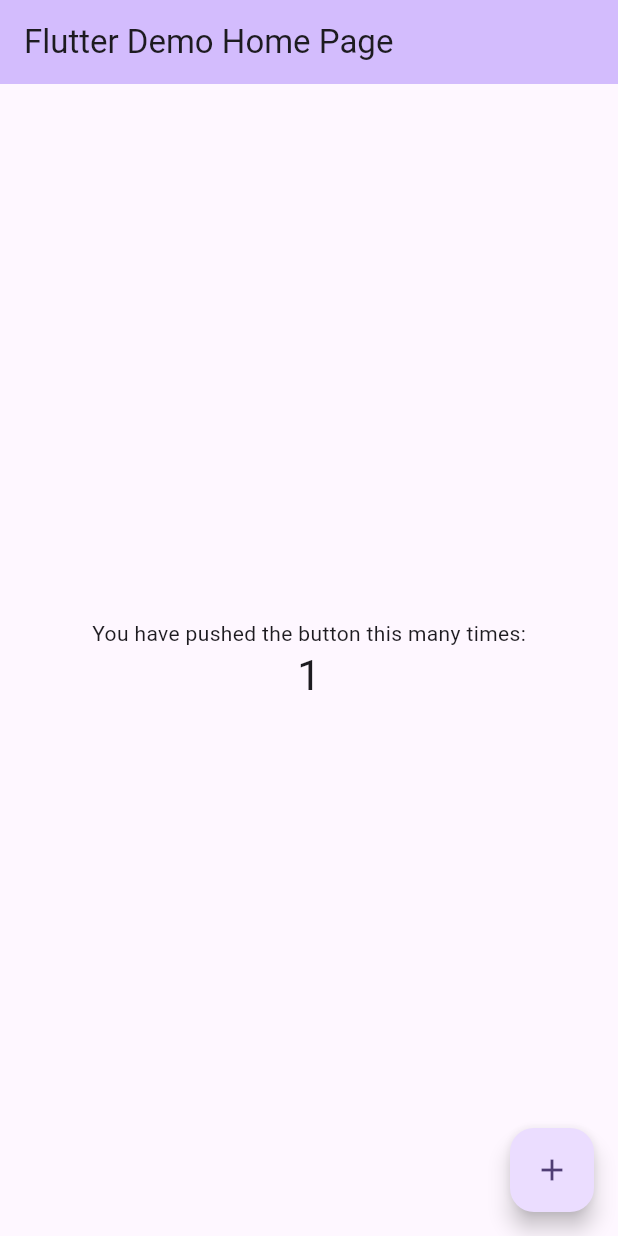
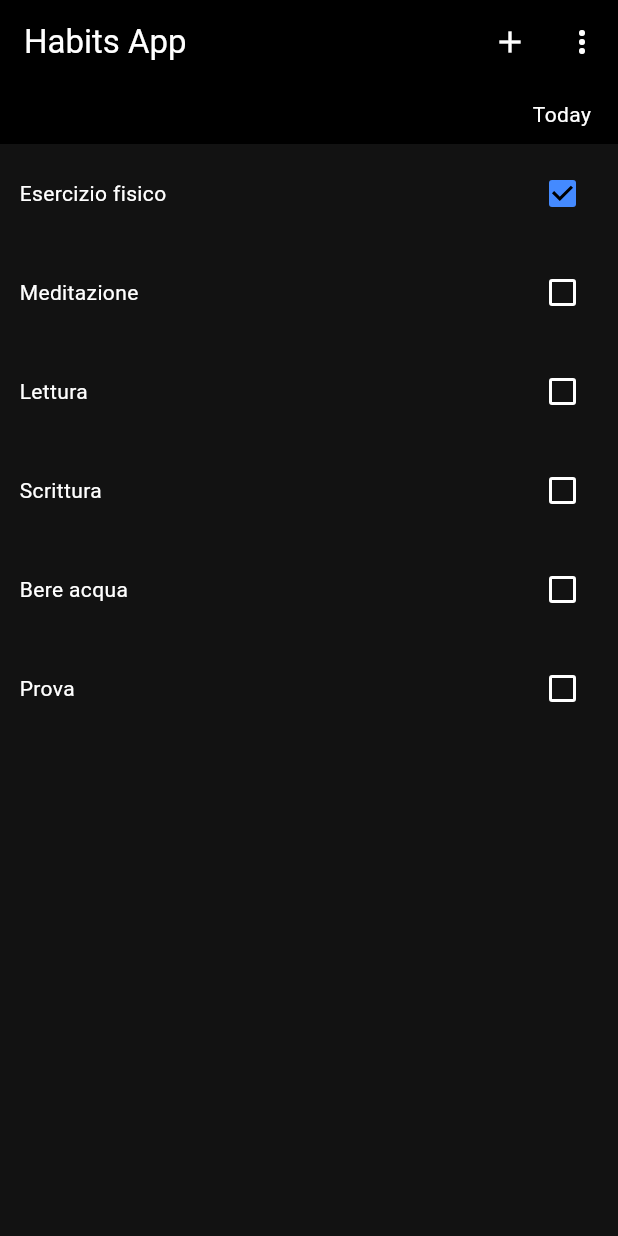
Before and after one commit to Zack9961/habitsapp, a Flutter app: the screen it shows after launch, after a tap on the "add" icon, on a phone screen of 412 x 824 dp. Run offline on Flutter 3.47's test engine with Material 3 defaults, Android fonts, the phone set to English and light mode, and no system bars; our stand-ins replace flutter_riverpod.

Commit message:
Schermata principale funzionante

```diff
--- a/lib/main.dart
+++ b/lib/main.dart
@@ -1,125 +1,125 @@
+import 'dart:math';
+
 import 'package:flutter/material.dart';
+import 'package:flutter_riverpod/flutter_riverpod.dart';
+import 'package:habitsapp/models/habit.dart';
+import 'package:habitsapp/models/habitsList.dart';
+import 'package:habitsapp/widgets/habitsListWidget.dart';
+
+final habitsProvider =
+    StateNotifierProvider<HabitsList, List<Habit>>((ref) => HabitsList([
+          Habit(
+              id: 1,
+              name: 'Esercizio fisico',
+              description: 'Fai esercizio per almeno 30 minuti al giorno.',
+              completionDates: [DateTime.now()]),
+          Habit(
+              id: 2,
+              name: 'Meditazione',
+              description: 'Meditare per 10 minuti ogni giorno.'),
+          Habit(
+              id: 3,
+              name: 'Lettura',
+              description: 'Leggi almeno 20 pagine di un libro al giorno.'),
+          Habit(
+              id: 4,
+              name: 'Scrittura',
+              description: 'Scrivi un diario ogni sera.'),
+          Habit(
+              id: 5,
+              name: 'Bere acqua',
+              description: 'Bevi almeno 2 litri di acqua al giorno.'),
+        ]));
+
+// Provider ausiliario che espone l'oggetto Habit "corrente" (selezionato/aperto)
+final currentHabitProvider =
+    Provider<Habit>((ref) => throw UnimplementedError());
 
 void main() {
-  runApp(const MyApp());
+  runApp(const ProviderScope(child: MyApp()));
 }
 
 class MyApp extends StatelessWidget {
   const MyApp({super.key});
 
-  // This widget is the root of your application.
   @override
   Widget build(BuildContext context) {
     return MaterialApp(
-      title: 'Flutter Demo',
+      title: 'Habits App',
       theme: ThemeData(
-        // This is the theme of your application.
-        //
-        // TRY THIS: Try running your application with "flutter run". You'll see
-        // the application has a purple toolbar. Then, without quitting the app,
-        // try changing the seedColor in the colorScheme below to Colors.green
-        // and then invoke "hot reload" (save your changes or press the "hot
-        // reload" button in a Flutter-supported IDE, or press "r" if you used
-        // the command line to start the app).
-        //
-        // Notice that the counter didn't reset back to zero; the application
-        // state is not lost during the reload. To reset the state, use hot
-        // restart instead.
-        //
-        // This works for code too, not just values: Most code changes can be
-        // tested with just a hot reload.
-        colorScheme: ColorScheme.fromSeed(seedColor: Colors.deepPurple),
-        useMaterial3: true,
-      ),
-      home: const MyHomePage(title: 'Flutter Demo Home Page'),
+          colorScheme: ColorScheme.fromSeed(seedColor: Colors.blueAccent),
+          useMaterial3: true,
+          brightness: Brightness.light),
+      darkTheme: ThemeData(
+          colorScheme: const ColorScheme.dark(primary: Colors.blueAccent),
+          useMaterial3: true,
+          brightness: Brightness.dark),
+      themeMode: ThemeMode.dark,
+      home: const MyHomePage(title: 'Habits App'),
     );
   }
 }
 
-class MyHomePage extends StatefulWidget {
+class MyHomePage extends ConsumerWidget {
   const MyHomePage({super.key, required this.title});
-
-  // This widget is the home page of your application. It is stateful, meaning
-  // that it has a State object (defined below) that contains fields that affect
-  // how it looks.
-
-  // This class is the configuration for the state. It holds the values (in this
-  // case the title) provided by the parent (in this case the App widget) and
-  // used by the build method of the State. Fields in a Widget subclass are
-  // always marked "final".
 
   final String title;
 
   @override
-  State<MyHomePage> createState() => _MyHomePageState();
-}
-
-class _MyHomePageState extends State<MyHomePage> {
-  int _counter = 0;
-
-  void _incrementCounter() {
-    setState(() {
-      // This call to setState tells the Flutter framework that something has
-      // changed in this State, which causes it to rerun the build method below
-      // so that the display can reflect the updated values. If we changed
-      // _counter without calling setState(), then the build method would not be
-      // called again, and so nothing would appear to happen.
-      _counter++;
-    });
-  }
-
-  @override
-  Widget build(BuildContext context) {
-    // This method is rerun every time setState is called, for instance as done
-    // by the _incrementCounter method above.
-    //
-    // The Flutter framework has been optimized to make rerunning build methods
-    // fast, so that you can just rebuild anything that needs updating rather
-    // than having to individually change instances of widgets.
+  Widget build(BuildContext context, WidgetRef ref) {
     return Scaffold(
       appBar: AppBar(
-        // TRY THIS: Try changing the color here to a specific color (to
-        // Colors.amber, perhaps?) and trigger a hot reload to see the AppBar
-        // change color while the other colors stay the same.
         backgroundColor: Theme.of(context).colorScheme.inversePrimary,
-        // Here we take the value from the MyHomePage object that was created by
-        // the App.build method, and use it to set our appbar title.
-        title: Text(widget.title),
-      ),
-      body: Center(
-        // Center is a layout widget. It takes a single child and positions it
-        // in the middle of the parent.
-        child: Column(
-          // Column is also a layout widget. It takes a list of children and
-          // arranges them vertically. By default, it sizes itself to fit its
-          // children horizontally, and tries to be as tall as its parent.
-          //
-          // Column has various properties to control how it sizes itself and
-          // how it positions its children. Here we use mainAxisAlignment to
-          // center the children vertically; the main axis here is the vertical
-          // axis because Columns are vertical (the cross axis would be
-          // horizontal).
-          //
-          // TRY THIS: Invoke "debug painting" (choose the "Toggle Debug Paint"
-          // action in the IDE, or press "p" in the console), to see the
-          // wireframe for each widget.
-          mainAxisAlignment: MainAxisAlignment.center,
-          children: <Widget>[
-            const Text(
-              'You have pushed the button this many times:',
+        title: Text(title),
+        actions: [
+          IconButton(
+            icon: const Icon(Icons.add),
+            tooltip: 'Aggiungi Abitudine',
+            onPressed: () {
+              ref.watch(habitsProvider.notifier).addHabit(Habit(
+                  id: Random().nextInt(1000),
+                  name: "Prova",
+                  description: "Prova"));
+            },
+          ),
+          IconButton(
+            icon: const Icon(Icons.more_vert),
+            tooltip: 'Impostazioni',
+            onPressed: () {
+              // Logica per l'icona dei 3 puntini verticali
+            },
+          ),
+        ],
+        bottom: PreferredSize(
+          preferredSize: const Size.fromHeight(40),
+          child: Container(
+            height: 40,
+            padding: const EdgeInsets.only(right: 18),
+            child: const Row(
+              mainAxisAlignment: MainAxisAlignment.end,
+              crossAxisAlignment: CrossAxisAlignment.center,
+              children: [
+                Text('Today'),
+              ],
             ),
-            Text(
-              '$_counter',
-              style: Theme.of(context).textTheme.headlineMedium,
-            ),
-          ],
+          ),
         ),
       ),
-      floatingActionButton: FloatingActionButton(
-        onPressed: _incrementCounter,
-        tooltip: 'Increment',
-        child: const Icon(Icons.add),
-      ), // This trailing comma makes auto-formatting nicer for build methods.
+      body: const HabitsListWidget(),
     );
   }
 }
+
+
+/* Da canc
+floatingActionButton: FloatingActionButton(
+        tooltip: 'Aggiungi Abitudine',
+        onPressed: () {
+          // Logica per aggiungere una nuova abitudine
+
+          ref.watch(habitsProvider.notifier).addHabit(Habit(
+              id: Random().nextInt(1000), name: "Prova", description: "Prova"));
+        },
+        child: const Icon(Icons.add),
+      ),
+*/
--- /dev/null
+++ b/lib/models/habit.dart
@@ -0,0 +1,26 @@
+class Habit {
+  final int id; // Identificatore unico per l'abitudine
+  final String name; // Nome dell'abitudine
+  final String description; // Descrizione dell'abitudine
+  //final bool isCompleted; // Stato di completamento dell'abitudine
+  final List<DateTime>
+      completionDates; // Date in cui l'abitudine è stata completata
+
+  Habit({
+    required this.id,
+    required this.name,
+    required this.description,
+    //this.isCompleted = false,
+    List<DateTime>? completionDates,
+  }) : completionDates = completionDates ?? [];
+}
+
+/*
+Habit({
+    required this.id,
+    required this.name,
+    required this.description,
+    //this.isCompleted = false,
+    List<DateTime>? completionDates,
+  }) : completionDates = completionDates ?? [];
+  */
--- /dev/null
+++ b/lib/models/habitsList.dart
@@ -0,0 +1,15 @@
+import 'package:flutter_riverpod/flutter_riverpod.dart';
+import 'package:habitsapp/models/habit.dart';
+
+class HabitsList extends StateNotifier<List<Habit>>{
+  HabitsList(super.state);
+
+  void addHabit(Habit newHabit){
+    final List<Habit> newHabits = [];
+    newHabits.addAll(state);
+    newHabits.add(newHabit);
+
+    state = newHabits;
+
+  }
+}
--- /dev/null
+++ b/lib/screens/habitItemPage.dart
@@ -0,0 +1,46 @@
+import 'package:flutter/material.dart';
+import 'package:flutter/src/widgets/framework.dart';
+import 'package:flutter_riverpod/flutter_riverpod.dart';
+import 'package:habitsapp/main.dart';
+
+class HabitItemPage extends ConsumerWidget {
+  const HabitItemPage({super.key});
+
+  @override
+  Widget build(BuildContext context, WidgetRef ref) {
+    final habit = ref.watch(currentHabitProvider);
+
+    return Scaffold(
+        appBar: AppBar(title: const Text("Habit")),
+        body: Padding(
+            padding: const EdgeInsets.all(16),
+            child: Column(
+              mainAxisAlignment: MainAxisAlignment.start,
+              crossAxisAlignment: CrossAxisAlignment.stretch,
+              children: [
+                Text(habit.name,
+                    style: Theme.of(context).textTheme.displaySmall),
+                if (habit.description != null)
+                  Text(habit.description!,
+                      style: Theme.of(context).textTheme.bodyLarge),
+                Row(
+                  children: [
+                    const Text("Today: "),
+                    Checkbox(
+                        value: habit.completionDates.any((date) =>
+                            date.year == DateTime.now().year &&
+                            date.month == DateTime.now().month &&
+                            date.day == DateTime.now().day),
+                        onChanged: (checked) {
+                          if (checked != null) {
+                            // Questo non funziona come vorremmo (!)
+                            ref.read(habitsProvider.notifier);
+                            //.setTodoDone(habit.id, checked);
+                          }
+                        }),
+                  ],
+                )
+              ],
+            )));
+  }
+}
--- /dev/null
+++ b/lib/widgets/habitsListWidget.dart
@@ -0,0 +1,56 @@
+import 'package:flutter/material.dart';
+import 'package:flutter/src/widgets/framework.dart';
+import 'package:flutter_riverpod/flutter_riverpod.dart';
+import 'package:habitsapp/main.dart';
+import 'package:habitsapp/models/habit.dart';
+import 'package:habitsapp/screens/habitItemPage.dart';
+
+class HabitsListWidget extends ConsumerWidget {
+  const HabitsListWidget({super.key});
+
+  @override
+  Widget build(BuildContext context, WidgetRef ref) {
+    final habits = ref.watch(habitsProvider);
+
+    return ListView.builder(
+        itemCount: habits.length,
+        itemBuilder: (context, index) {
+          return GestureDetector(
+            onLongPress: () {
+              debugPrint('Hai tenuto premuto: ${habits[index].name}');
+            },
+            onTap: () {
+              final habit = habits[index];
+
+              Navigator.of(context).push(MaterialPageRoute(builder: (context) {
+                return ProviderScope(
+                    overrides: [currentHabitProvider.overrideWithValue(habit)],
+                    child: const HabitItemPage());
+              }));
+            },
+            child: Container(
+              decoration: BoxDecoration(
+                border: Border.all(
+                    color:
+                        Theme.of(context).colorScheme.surfaceContainerHighest,
+                    width: 1),
+                borderRadius: BorderRadius.circular(0), // Angoli arrotondati
+              ),
+              margin: const EdgeInsets.symmetric(vertical: 0, horizontal: 4),
+              padding: const EdgeInsets.all(8),
+              child: Row(
+                  mainAxisAlignment: MainAxisAlignment.spaceBetween,
+                  children: [
+                    Text(habits[index].name),
+                    Checkbox(
+                        value: habits[index].completionDates.any((date) =>
+                            date.year == DateTime.now().year &&
+                            date.month == DateTime.now().month &&
+                            date.day == DateTime.now().day),
+                        onChanged: (checked) {})
+                  ]),
+            ),
+          );
+        });
+  }
+}
--- a/pubspec.yaml
+++ b/pubspec.yaml
@@ -35,6 +35,7 @@ dependencies:
   # The following adds the Cupertino Icons font to your application.
   # Use with the CupertinoIcons class for iOS style icons.
   cupertino_icons: ^1.0.6
+  flutter_riverpod: ^2.5.1
 
 dev_dependencies:
   flutter_test:
```
Also changed, not shown: 2 other files.
